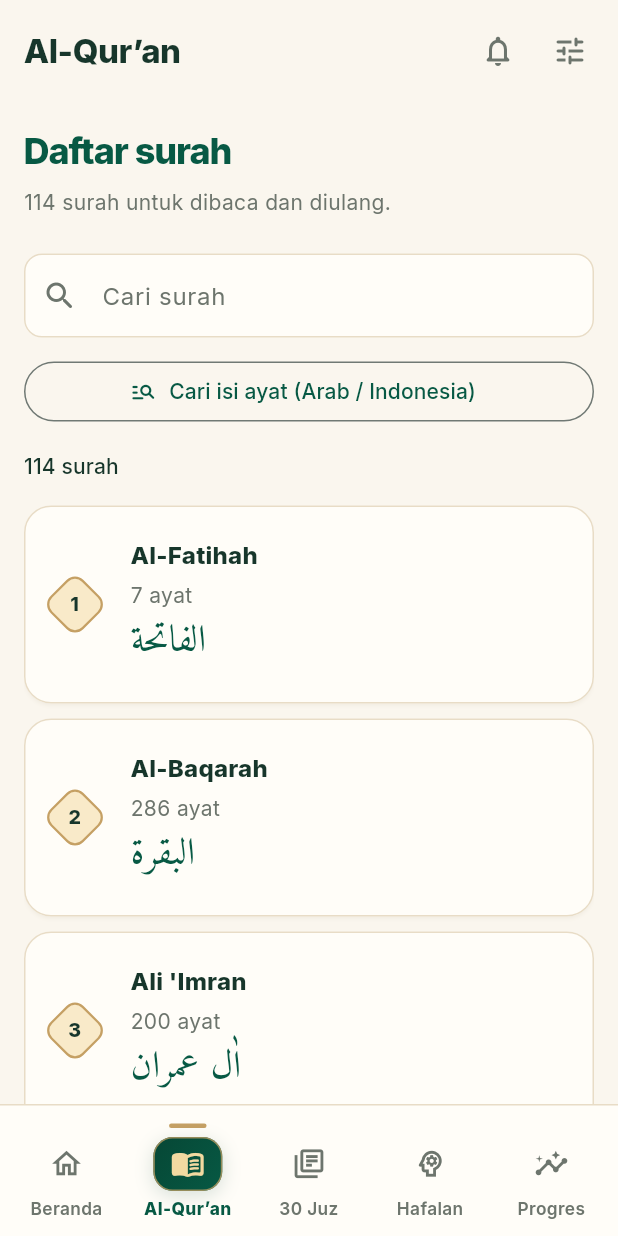
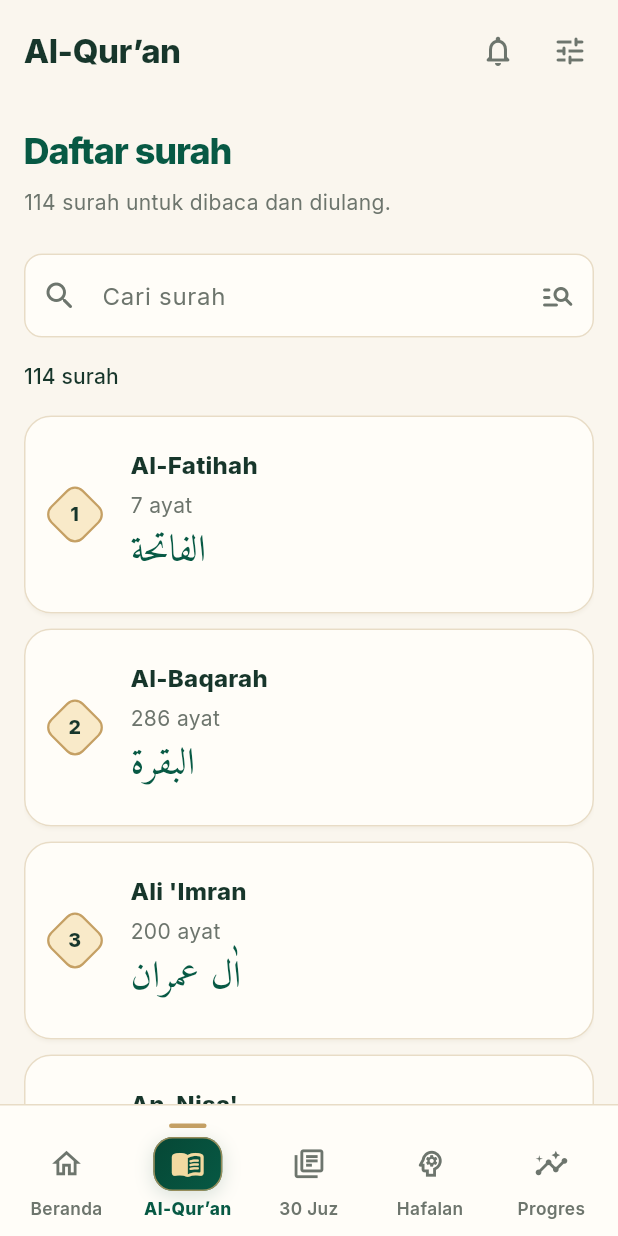
Before and after one commit to twentzyzz/Tahfidz-qur-an, a Flutter app: the screen it shows after launch, item 2 of the bottom bar chosen, on a phone screen of 412 x 824 dp. Run offline on Flutter 3.47's test engine with Material 3 defaults, Android fonts, the phone set to English and light mode, and no system bars; our stand-ins replace flutter_local_notifications, geocoding, geolocator, just_audio, just_audio_background, shared_preferences and 1 more; missing offline and left inert: record, sherpa_onnx.

Commit message:
fix(quran): keep verse search action compact on narrow surah catalog

```diff
--- a/lib/features/surah/reading_catalog.dart
+++ b/lib/features/surah/reading_catalog.dart
@@ -62,7 +62,19 @@ class _ReadingCatalogState extends State<ReadingCatalog> {
                     hintText: context.t('Nama atau nomor', 'Name or number'),
                     prefixIcon: const Icon(Icons.search_rounded),
                     suffixIcon: search.text.isEmpty
-                        ? null
+                        ? IconButton(
+                            key: const Key('open-verse-search'),
+                            tooltip: context.t(
+                              'Cari isi ayat (Arab / Indonesia)',
+                              'Search verses (Arabic / Indonesian)',
+                            ),
+                            onPressed: () => Navigator.of(context).push(
+                              MaterialPageRoute<void>(
+                                builder: (_) => const VerseSearchPage(),
+                              ),
+                            ),
+                            icon: const Icon(Icons.manage_search_rounded),
+                          )
                         : IconButton(
                             tooltip: context.t('Hapus pencarian', 'Clear search'),
                             onPressed: clearSearch,
@@ -70,25 +82,6 @@ class _ReadingCatalogState extends State<ReadingCatalog> {
                           ),
                   ),
                   onChanged: (_) => setState(() {}),
-                ),
-                const SizedBox(height: 12),
-                SizedBox(
-                  width: double.infinity,
-                  child: OutlinedButton.icon(
-                    key: const Key('open-verse-search'),
-                    onPressed: () => Navigator.of(context).push(
-                      MaterialPageRoute<void>(
-                        builder: (_) => const VerseSearchPage(),
-                      ),
-                    ),
-                    icon: const Icon(Icons.manage_search_rounded),
-                    label: Text(
-                      context.t(
-                        'Cari isi ayat (Arab / Indonesia)',
-                        'Search verses (Arabic / Indonesian)',
-                      ),
-                    ),
-                  ),
                 ),
                 Padding(
                   padding: const EdgeInsets.symmetric(vertical: 16),
```
